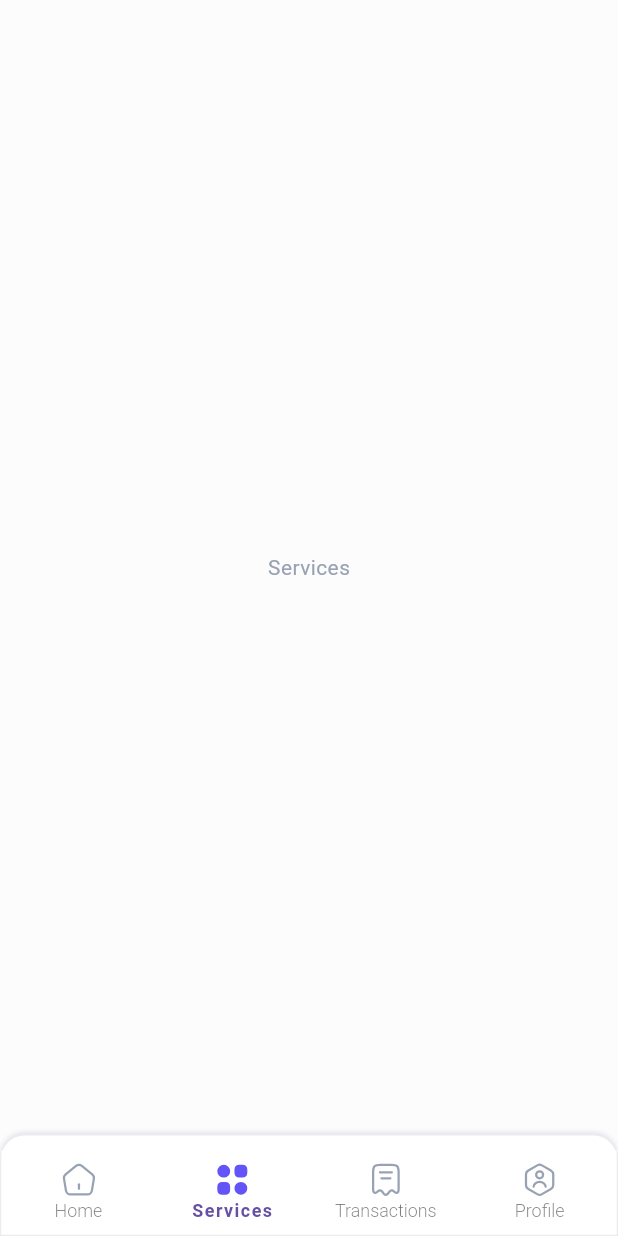
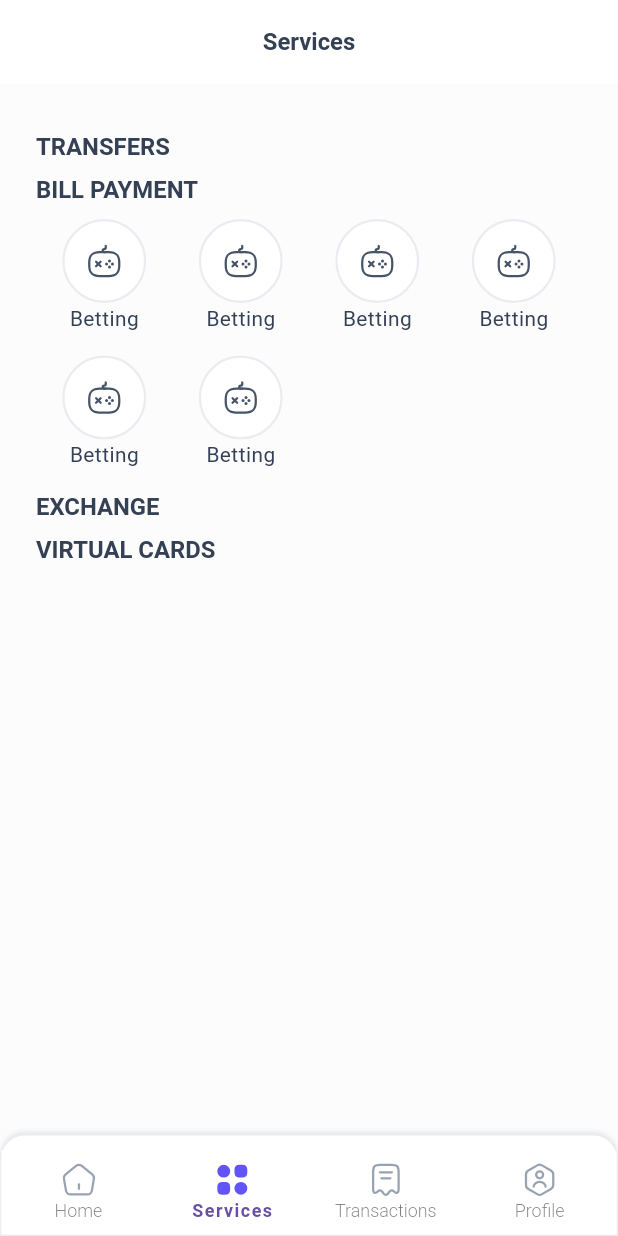
Before and after one commit to maraz-dev/remittance_mobile, a Flutter app: the DashboardView screen opened by its route, item 2 of the bottom bar chosen, on a phone screen of 412 x 824 dp. Run offline on Flutter 3.47's test engine with Material 3 defaults, Android fonts, the phone set to English and light mode, and no system bars; our stand-ins replace clock, device_info_plus, dio, dotted_border, flutter_animate, flutter_screenutil and 14 more; missing offline and left inert: curl_logger_dio_interceptor, dio_cache_interceptor, dio_cache_interceptor_hive_store; accounts and stored records are empty; Roboto replaces fonts that are missing (SFPro).

Commit message:
fix: added gridview

```diff
--- a/lib/view/features/dashboard/dashboard_view.dart
+++ b/lib/view/features/dashboard/dashboard_view.dart
@@ -2,6 +2,7 @@ import 'package:flutter/material.dart';
 import 'package:flutter_screenutil/flutter_screenutil.dart';
 import 'package:flutter_svg/svg.dart';
 import 'package:remittance_mobile/view/features/home/home_view.dart';
+import 'package:remittance_mobile/view/features/services/services_view.dart';
 import 'package:remittance_mobile/view/theme/app_colors.dart';
 import 'package:remittance_mobile/view/utils/app_images.dart';
 
@@ -17,7 +18,7 @@ class _DashboardViewState extends State<DashboardView> {
   int currentIndex = 0;
   List<Widget> pageList = [
     const HomeView(),
-    const Center(child: Text('Services')),
+    const ServicesView(),
     const Center(child: Text('Accounts')),
     const Center(child: Text('Profile')),
   ];
--- /dev/null
+++ b/lib/view/features/services/services_view.dart
@@ -0,0 +1,67 @@
+import 'package:flutter/cupertino.dart';
+import 'package:flutter/material.dart';
+import 'package:flutter_svg/svg.dart';
+import 'package:remittance_mobile/view/theme/app_colors.dart';
+import 'package:remittance_mobile/view/utils/app_images.dart';
+import 'package:remittance_mobile/view/utils/extensions.dart';
+import 'package:remittance_mobile/view/widgets/scaffold_body.dart';
+import 'package:remittance_mobile/view/widgets/section_header.dart';
+
+class ServicesView extends StatelessWidget {
+  const ServicesView({super.key});
+
+  @override
+  Widget build(BuildContext context) {
+    return Scaffold(
+      appBar: AppBar(
+        automaticallyImplyLeading: false,
+        centerTitle: true,
+        title: const SectionHeader(text: 'Services'),
+        backgroundColor: AppColors.kWhiteColor,
+      ),
+      body: ScaffoldBody(
+        body: SingleChildScrollView(
+          child: Column(
+            crossAxisAlignment: CrossAxisAlignment.start,
+            children: [
+              24.0.height,
+              const SectionHeader(text: 'TRANSFERS'),
+              10.0.height,
+              const SectionHeader(text: 'BILL PAYMENT'),
+              10.0.height,
+              GridView.builder(
+                gridDelegate: const SliverGridDelegateWithFixedCrossAxisCount(
+                  crossAxisCount: 4,
+                ),
+                physics: const NeverScrollableScrollPhysics(),
+                shrinkWrap: true,
+                itemCount: 6,
+                itemBuilder: (context, index) {
+                  return Column(
+                    children: [
+                      SvgPicture.asset(
+                        AppImages.betting,
+                        fit: BoxFit.scaleDown,
+                      ),
+                      Text(
+                        'Betting',
+                        style: Theme.of(context)
+                            .textTheme
+                            .bodyMedium!
+                            .copyWith(color: AppColors.kSecondaryColor),
+                      )
+                    ],
+                  );
+                },
+              ),
+              const SectionHeader(text: 'EXCHANGE'),
+              10.0.height,
+              const SectionHeader(text: 'VIRTUAL CARDS'),
+              10.0.height,
+            ],
+          ),
+        ),
+      ),
+    );
+  }
+}
--- a/lib/view/utils/app_images.dart
+++ b/lib/view/utils/app_images.dart
@@ -33,6 +33,16 @@ class AppImages {
   static const add = '$path/add.svg';
   static const swap = '$path/swap.svg';
   static const boxBackArrow = '$path/boxed_back_arrow.svg';
+  static const airtime = '$path/airtime.svg';
+  static const betting = '$path/betting.svg';
+  static const buy = '$path/buy.svg';
+  static const cableTv = '$path/cable_tv.svg';
+  static const electricity = '$path/electricity.svg';
+  static const internet = '$path/internet.svg';
+  static const sell = '$path/sell.svg';
+  static const servicesSendMoney = '$path/services_send_money.svg';
+  static const virtualCards = '$path/virtual_card.svg';
+  static const servicesReceiveMoney = '$path/services_receive_money.svg';
 
   /// IMAGES
   static const String imagePath = 'assets/images';
```
Also changed, not shown: assets/images/svg/airtime.svg (added), assets/images/svg/betting.svg (added), assets/images/svg/buy.svg (added), assets/images/svg/cable_tv.svg (added), assets/images/svg/electricity.svg (added), assets/images/svg/internet.svg (added), assets/images/svg/sell.svg (added), assets/images/svg/services_receive_money.svg (added), assets/images/svg/services_send_money.svg (added), assets/images/svg/virtual_cards.svg (added).
